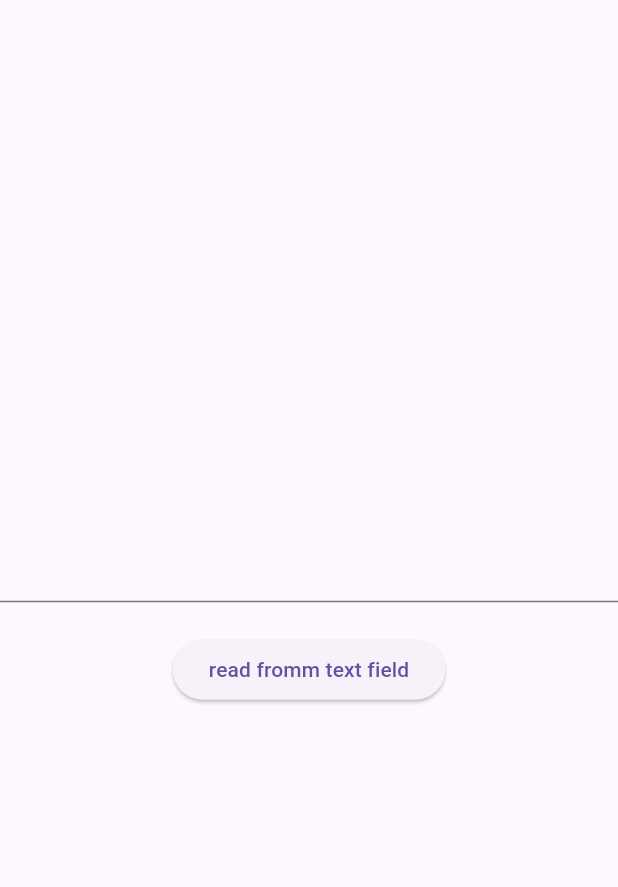
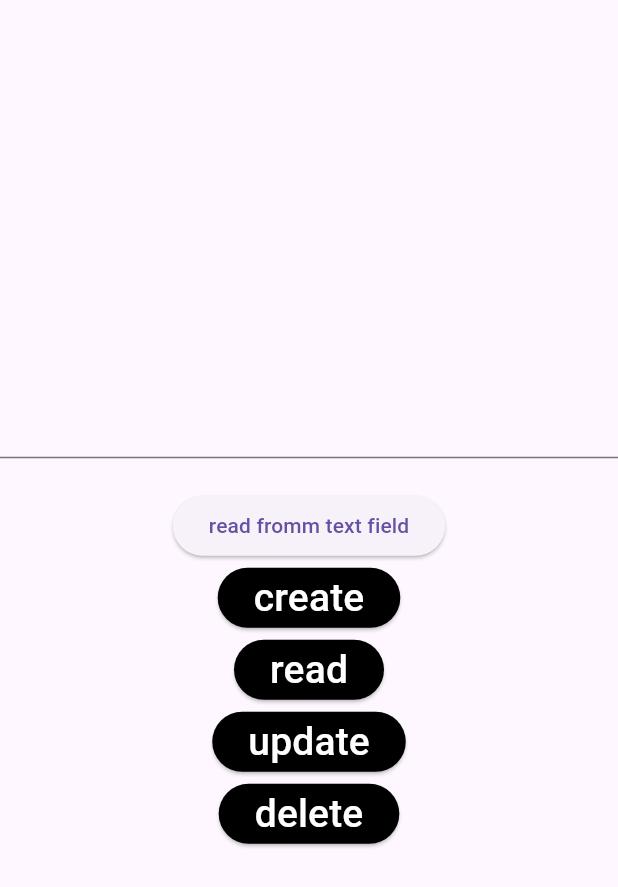
Before and after one commit to Alireza-Seif/Note, a Flutter app: the screen it shows after launch, after a tap on "read fromm text field", on a phone screen of 412 x 824 dp. Shown: the top 887 px of the screen. Run offline on Flutter 3.47's test engine with Material 3 defaults, Android fonts, the phone set to English and light mode, and no system bars; our stand-ins replace hive_flutter; accounts and stored records are empty.

Commit message:
feat: test (CRUD) Create Read Update Delete

```diff
--- a/lib/main.dart
+++ b/lib/main.dart
@@ -4,7 +4,7 @@ import 'package:note_application/screens/home_screen.dart';
 
 void main() async {
   await Hive.initFlutter();
-  var box = await Hive.openBox('nammes');
+  var box = await Hive.openBox('names');
   runApp(const MainApp());
 }
 
--- a/lib/screens/home_screen.dart
+++ b/lib/screens/home_screen.dart
@@ -1,4 +1,5 @@
 import 'package:flutter/material.dart';
+import 'package:hive_flutter/hive_flutter.dart';
 
 class HomeScreen extends StatefulWidget {
   const HomeScreen({super.key});
@@ -10,6 +11,8 @@ class HomeScreen extends StatefulWidget {
 class _HomeScreenState extends State<HomeScreen> {
   String inputText = '';
   var controller = TextEditingController();
+
+  var box = Hive.box('names');
 
   @override
   Widget build(BuildContext context) {
@@ -23,11 +26,54 @@ class _HomeScreenState extends State<HomeScreen> {
             ),
             Text(inputText),
             ElevatedButton(
-                onPressed: () {
-                  setState(() {
-                    inputText = controller.text;
-                  });
-                }, child: const Text('read fromm text field'))
+              onPressed: () {
+                setState(() {
+                  inputText = controller.text;
+                });
+              },
+              child: const Text('read fromm text field'),
+            ),
+            ElevatedButton(
+              onPressed: () {
+                box.put(1, 'alireza');
+              },
+              style: ElevatedButton.styleFrom(backgroundColor: Colors.black),
+              child: const Text(
+                'create',
+                style: TextStyle(fontSize: 26, color: Colors.white),
+              ),
+            ),
+            ElevatedButton(
+              onPressed: () {
+                var text = box.get(1);
+                print(text);
+              },
+              style: ElevatedButton.styleFrom(backgroundColor: Colors.black),
+              child: const Text(
+                'read',
+                style: TextStyle(fontSize: 26, color: Colors.white),
+              ),
+            ),
+            ElevatedButton(
+              onPressed: () {
+                box.put(1, 'Seif');
+              },
+              style: ElevatedButton.styleFrom(backgroundColor: Colors.black),
+              child: const Text(
+                'update',
+                style: TextStyle(fontSize: 26, color: Colors.white),
+              ),
+            ),
+            ElevatedButton(
+              onPressed: () {
+                box.delete(1);
+              },
+              style: ElevatedButton.styleFrom(backgroundColor: Colors.black),
+              child: const Text(
+                'delete',
+                style: TextStyle(fontSize: 26, color: Colors.white),
+              ),
+            ),
           ],
         ),
       ),
```
